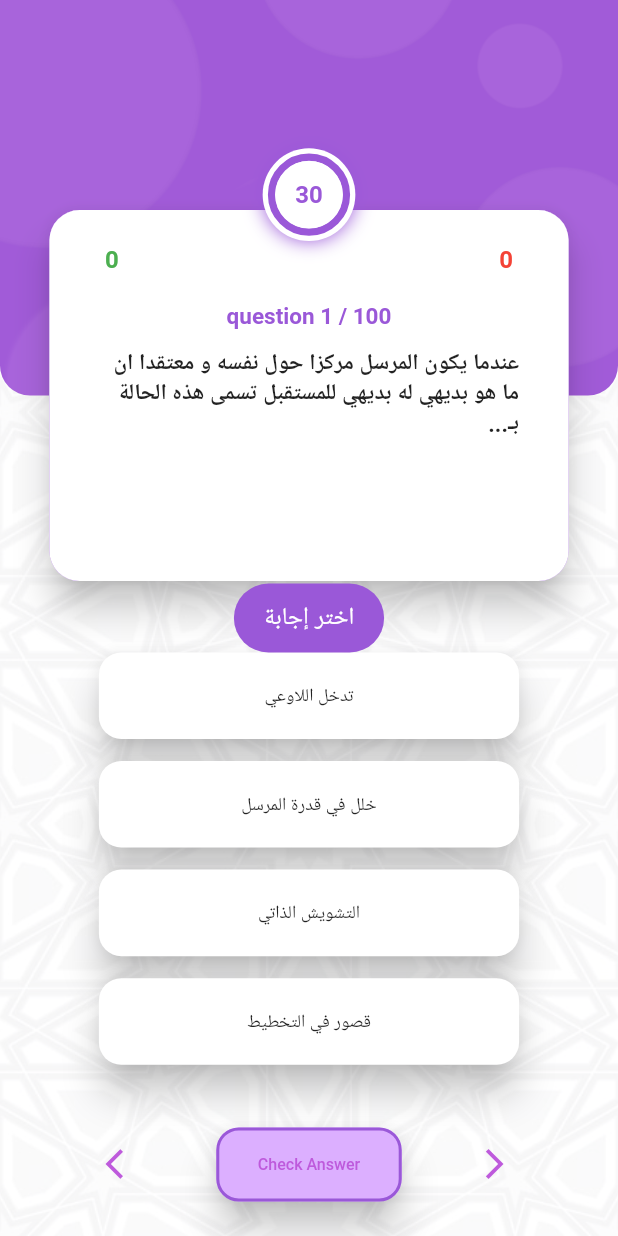
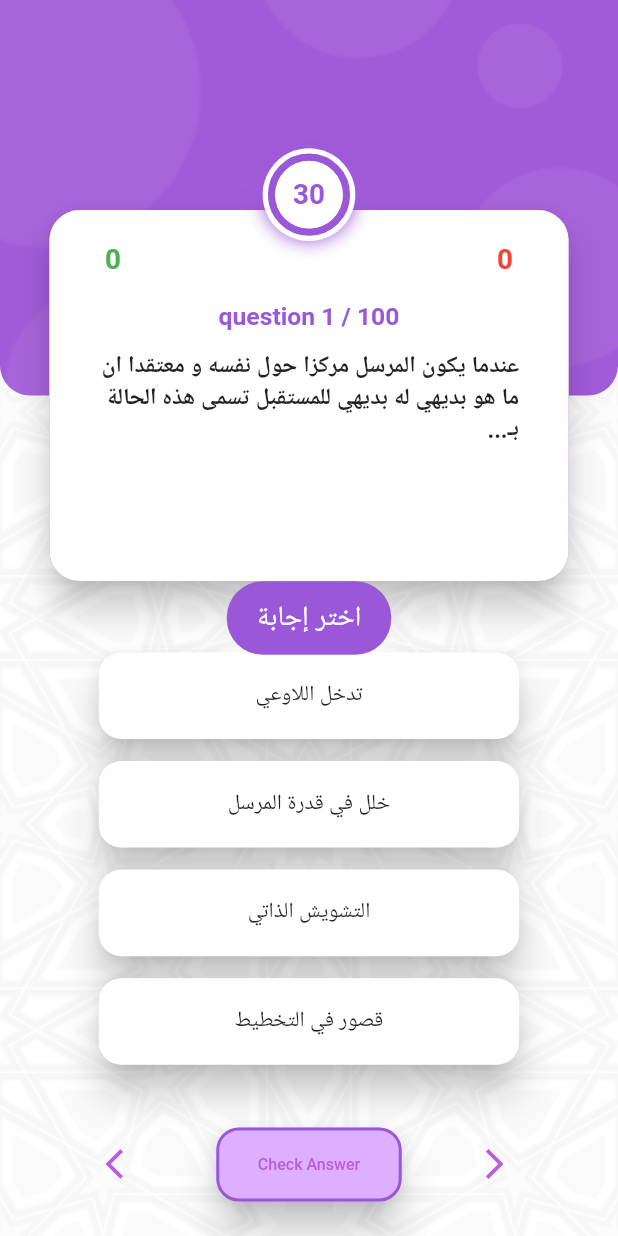
Before and after one commit to omarkaialy/JU_APP, a Flutter app: the screen it shows after launch, after a tap on "Check Answer", on a phone screen of 412 x 824 dp. Run offline on Flutter 3.47's test engine with Material 2 defaults, Android fonts, the phone set to English and light mode, and no system bars; drawn by our look-alikes of circular_countdown_timer; our stand-ins replace audioplayers, flutter_screenutil, fluttertoast.

Commit message:
omar updates

```diff
--- a/lib/Home.dart
+++ b/lib/Home.dart
@@ -1,12 +1,11 @@
 import 'package:audioplayers/audio_cache.dart';
-
 import 'QuizBrain.dart';
 import 'results.dart';
 import 'package:flutter/material.dart';
 import 'package:flutter/cupertino.dart';
 import 'package:flutter_screenutil/flutter_screenutil.dart';
 import 'package:fluttertoast/fluttertoast.dart';
-// import 'package:assets_audio_player/assets_audio_player.dart';
+import 'package:flutter/services.dart';
 import 'package:circular_countdown_timer/circular_countdown_timer.dart';
 
 class Home extends StatefulWidget {
@@ -17,20 +16,9 @@ class Home extends StatefulWidget {
 }
 
 class _HomeState extends State<Home> {
-  int questionCounter = 1;
-  int streak = 0;
-  int marks = 0;
-  int wrongAnswers = 0;
   String answer = '';
-  late String correctAns;
-  Color ourColor = Color.fromARGB(255, 154, 88, 216);
-  CountDownController _controller = CountDownController();
-
+  final assetsAudioPlayer = AudioCache();
   String boolean = '';
-  int buttonDisabled = 1;
-  bool buttonClicked = false;
-  final assetsAudioPlayer = AudioCache();
-
   //to set a color for each button
   var btnColor = {
     'a': Colors.white12,
@@ -39,25 +27,16 @@ class _HomeState extends State<Home> {
     'd': Colors.white12,
   };
 
-  @override
-  Widget build(BuildContext context) {
-    return Scaffold(
-      backgroundColor: Colors.grey[100],
-      extendBodyBehindAppBar: true,
-      appBar: AppBar(
-        backgroundColor: Colors.transparent,
-        elevation: 0,
-      ),
-      body: Stack(
-        alignment: Alignment(-0.1, -0.5),
-        children: [
-          islamicBackground(),
-          background(),
-          page(),
-        ],
-      ),
-    );
-  }
+  bool buttonClicked = false;
+  int buttonDisabled = 1;
+  late String correctAns;
+  int marks = 0;
+  Color ourColor = Color.fromARGB(255, 154, 88, 216);
+  int questionCounter = 1;
+  int streak = 0;
+  int wrongAnswers = 0;
+
+  CountDownController _controller = CountDownController();
 
   //Quiz Page UI
   Container page() {
@@ -110,7 +89,7 @@ class _HomeState extends State<Home> {
                     },
                     textStyle: TextStyle(
                       fontWeight: FontWeight.bold,
-                      fontSize: 16,
+                      fontSize: 0.045.sw,
                       color: ourColor,
                     ),
                     backgroundColor: Colors.white,
@@ -345,7 +324,7 @@ class _HomeState extends State<Home> {
                         textDirection: TextDirection.ltr,
                         style: TextStyle(
                           color: Colors.green,
-                          fontSize: 16,
+                          fontSize: 0.045.sw,
                           fontWeight: FontWeight.bold,
                         ),
                       ),
@@ -355,7 +334,7 @@ class _HomeState extends State<Home> {
                         wrongAnswers.toString(),
                         textDirection: TextDirection.rtl,
                         style: TextStyle(
-                          fontSize: 16,
+                          fontSize: 0.045.sw,
                           color: Colors.red,
                           fontWeight: FontWeight.bold,
                         ),
@@ -374,7 +353,7 @@ class _HomeState extends State<Home> {
                 style: TextStyle(
                   color: ourColor,
                   fontWeight: FontWeight.bold,
-                  fontSize: 15,
+                  fontSize: 00.04.sw,
                 ),
               ),
             ),
@@ -391,7 +370,7 @@ class _HomeState extends State<Home> {
                 textDirection: TextDirection.rtl,
                 style: TextStyle(
                   fontWeight: FontWeight.bold,
-                  fontSize: 15,
+                  fontSize: 0.0375.sw,
                 ),
               ),
             ),
@@ -432,7 +411,7 @@ class _HomeState extends State<Home> {
         QuizBrain.omar[questionCounter.toString()]![buttonKey].toString(),
         textDirection: TextDirection.rtl,
         style: TextStyle(
-          fontSize: 12,
+          fontSize: 0.035.sw,
         ),
       ),
       highlightColor: ourColor,
@@ -449,10 +428,9 @@ class _HomeState extends State<Home> {
         toastLength: Toast.LENGTH_SHORT,
         gravity: ToastGravity.CENTER,
         timeInSecForIosWeb: 1,
-        webPosition: "center",
         backgroundColor: ourColor,
         textColor: Colors.white,
-        fontSize: 16.0);
+        fontSize: 0.045.sw);
   }
 
   //reseting choice buttons colors
@@ -472,10 +450,12 @@ class _HomeState extends State<Home> {
         marks++;
         streak++;
         playSound(1);
+        HapticFeedback.vibrate();
       } else {
         wrongAnswers++;
         streak = 0;
         playSound(0);
+        HapticFeedback.vibrate();
       }
       showBtnColors();
       _controller.restart();
@@ -543,4 +523,24 @@ class _HomeState extends State<Home> {
       btnColor['d'] = Colors.black45;
     });
   }
+
+  @override
+  Widget build(BuildContext context) {
+    return Scaffold(
+      backgroundColor: Colors.grey[100],
+      extendBodyBehindAppBar: true,
+      appBar: AppBar(
+        backgroundColor: Colors.transparent,
+        elevation: 0,
+      ),
+      body: Stack(
+        alignment: Alignment(-0.1, -0.5),
+        children: [
+          islamicBackground(),
+          background(),
+          page(),
+        ],
+      ),
+    );
+  }
 }
--- a/lib/splash.dart
+++ /dev/null
@@ -1,39 +0,0 @@
-import 'package:flutter/material.dart';
-import 'package:flutter/services.dart';
-
-import 'package:ju_app/splashscreen/animation_screen.dart';
-
-import 'Home.dart';
-
-class Splash extends StatefulWidget {
-  Splash({Key? key}) : super(key: key);
-
-  @override
-  _SplashState createState() => _SplashState();
-}
-
-class _SplashState extends State<Splash> with SingleTickerProviderStateMixin {
-  late Animation<double> _animation;
-  late AnimationController _animationController;
-
-  @override
-  void initState() {
-    super.initState();
-    _animationController =
-        AnimationController(vsync: this, duration: Duration(seconds: 5));
-    _animation = Tween(begin: 1.0, end: 0.0).animate(_animationController);
-    _animationController.forward();
-  }
-
-  @override
-  Widget build(BuildContext context) {
-    return Material(
-        child: Stack(children: <Widget>[
-      Scaffold(body: Home()),
-      IgnorePointer(
-          child: Stack(children: [
-        AnimationScreen(color: Color.fromRGBO(154, 88, 216, 1)),
-      ])),
-    ]));
-  }
-}
--- a/lib/splashscreen/staggered_raindrop_animation.dart
+++ b/lib/splashscreen/staggered_raindrop_animation.dart
@@ -1,36 +1,32 @@
 import 'package:flutter/material.dart';
 
 class StaggeredRaindropAnimation {
-  StaggeredRaindropAnimation(this.controller):
-
-        dropSize = Tween<double>(begin: 0, end: maximumDropSize).animate(
+  StaggeredRaindropAnimation(this.controller)
+      : dropSize = Tween<double>(begin: 0, end: maximumDropSize).animate(
           CurvedAnimation(
             parent: controller,
             curve: Interval(0.0, 0.2, curve: Curves.easeIn),
           ),
         ),
-
-        dropPosition = Tween<double>(begin: 0, end: maximumRelativeDropY).animate(
+        dropPosition =
+            Tween<double>(begin: 0, end: maximumRelativeDropY).animate(
           CurvedAnimation(
             parent: controller,
             curve: Interval(0.2, 0.5, curve: Curves.easeIn),
           ),
         ),
-
         holeSize = Tween<double>(begin: 0, end: maximumHoleSize).animate(
           CurvedAnimation(
             parent: controller,
             curve: Interval(0.5, 1.0, curve: Curves.easeIn),
           ),
         ),
-
         dropVisible = Tween<bool>(begin: true, end: false).animate(
           CurvedAnimation(
             parent: controller,
             curve: Interval(0.5, 0.5),
           ),
         ),
-
         textOpacity = Tween<double>(begin: 1, end: 0).animate(
           CurvedAnimation(
             parent: controller,
@@ -46,7 +42,7 @@ class StaggeredRaindropAnimation {
   final Animation<double> holeSize;
   final Animation<double> textOpacity;
 
-  static final double maximumDropSize = 20;
+  static final double maximumDropSize = 30;
   static final double maximumRelativeDropY = 0.5;
-  static final double maximumHoleSize = 10;
+  static final double maximumHoleSize = 8;
 }
--- a/pubspec.yaml
+++ b/pubspec.yaml
@@ -28,7 +28,7 @@ dependencies:
 flutter_icons:
   android: "launcher_icon"
   ios: true
-  image_path: "assets/images/2.png"
+  image_path: "assets/2.png"
 
 
 dev_dependencies:
```
Also changed, not shown: assets/2.png (renamed from assets/images/2.png), 2 other files.
